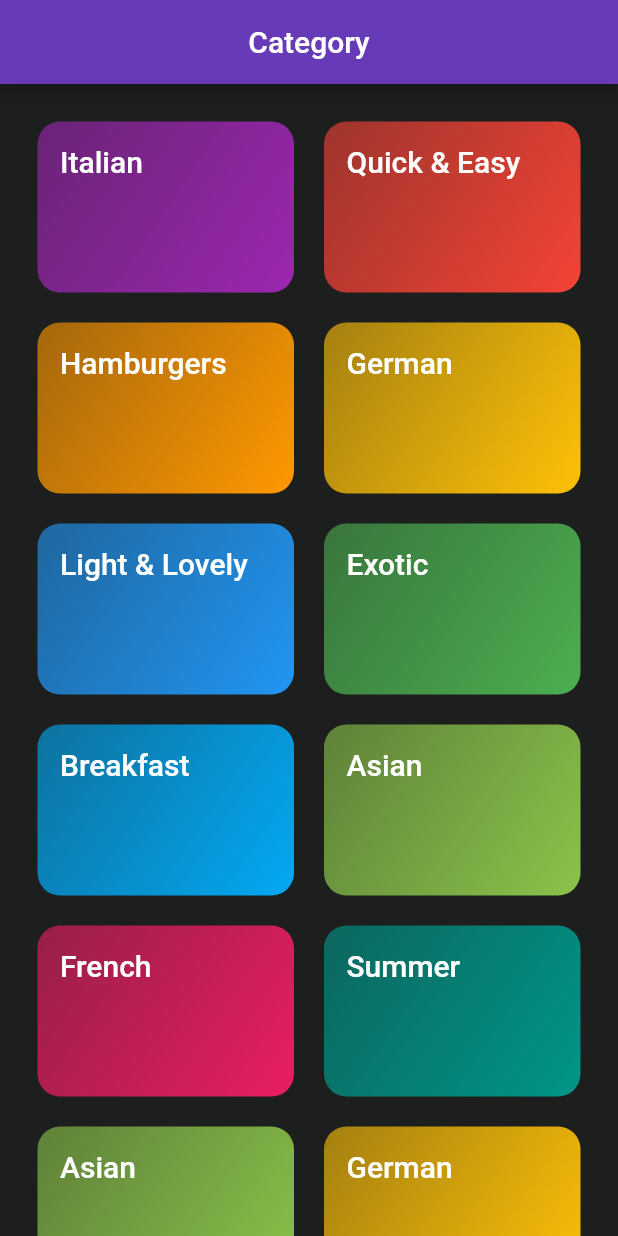
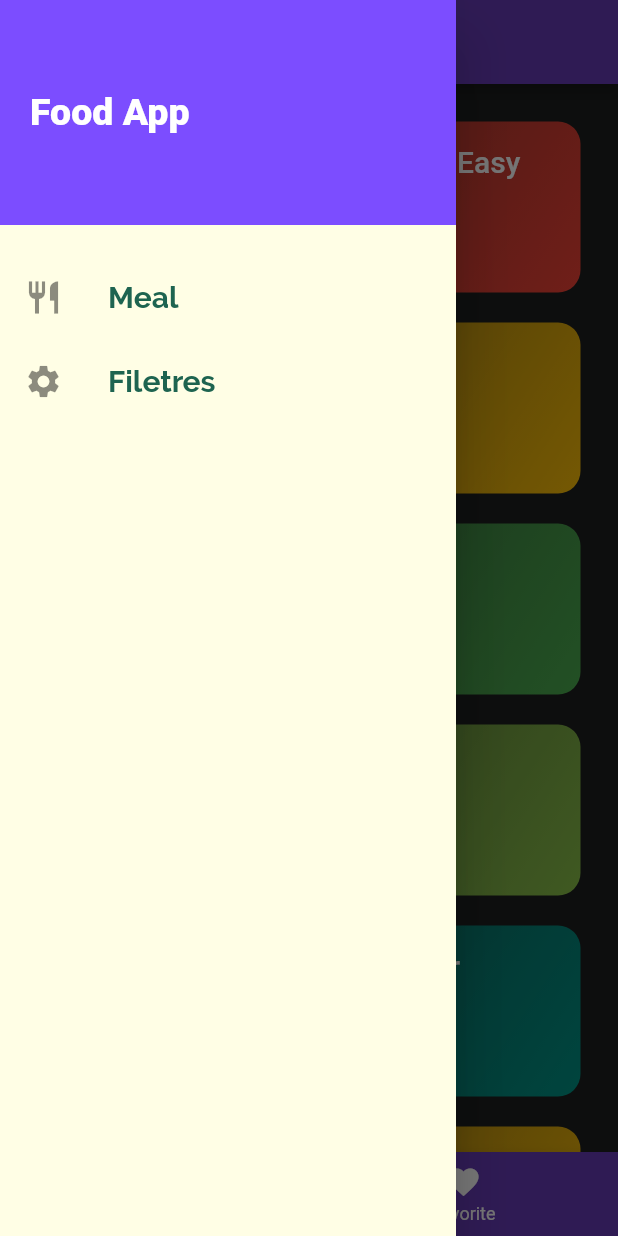
Before and after one commit to eslammongy/FoodApp, a Flutter app: the screen it shows after launch, with the side drawer open (before the commit the screen has no drawer), on a phone screen of 412 x 824 dp. Run offline on Flutter 3.47's test engine with Material 2 defaults, Android fonts, the phone set to English and light mode, and no system bars.

Commit message:
second part..bottom bar main drawer

```diff
--- a/food_app/lib/main.dart
+++ b/food_app/lib/main.dart
@@ -1,5 +1,7 @@
 import 'package:flutter/material.dart';
+import 'package:food_app/screen/bottom_navigation.dart';
 import 'package:food_app/screen/category_screen.dart';
+import 'package:food_app/screen/filteres_screen.dart';
 import 'package:food_app/screen/meal_details_screen.dart';
 import 'package:food_app/screen/meal_screen.dart';
 
@@ -31,9 +33,10 @@ class MyApp extends StatelessWidget {
       ),
       //home: CategoryScreen(),
       routes: {
-        "/": (context) => CategoryScreen(),
+        "/": (context) => BottomTapScreen(),
         MealScreen.MealScreenID: (context) => MealScreen(),
-        MealDetailsScreen.MealDetailsScreenID: (context) => MealDetailsScreen()
+        MealDetailsScreen.MealDetailsScreenID: (context) => MealDetailsScreen(),
+        FilterScreen.FilterScreenID: (context) => FilterScreen()
       },
     );
   }
--- /dev/null
+++ b/food_app/lib/screen/bottom_navigation.dart
@@ -0,0 +1,50 @@
+import 'package:flutter/material.dart';
+import 'package:food_app/screen/category_screen.dart';
+import 'package:food_app/screen/favorite_screen.dart';
+import 'package:food_app/widget/main_drawer.dart';
+
+class BottomTapScreen extends StatefulWidget {
+  @override
+  _BottomTapScreenState createState() => _BottomTapScreenState();
+}
+
+class _BottomTapScreenState extends State<BottomTapScreen> {
+  int selectedPageIndex = 0;
+  @override
+  Widget build(BuildContext context) {
+    return Scaffold(
+      appBar: AppBar(
+        title: Text(pages[selectedPageIndex]["title"]),
+      ),
+      body: pages[selectedPageIndex]["page"],
+      bottomNavigationBar: BottomNavigationBar(
+        onTap: selectedPage,
+        backgroundColor: Theme.of(context).primaryColor,
+        selectedItemColor: Theme.of(context).accentColor,
+        unselectedItemColor: Colors.white,
+        currentIndex: selectedPageIndex,
+        items: [
+          BottomNavigationBarItem(
+              icon: Icon(
+                Icons.category,
+              ),
+              title: Text("Category")),
+          BottomNavigationBarItem(
+              icon: Icon(Icons.favorite), title: Text("Favorite"))
+        ],
+      ),
+      drawer: MainDrawer(),
+    );
+  }
+
+  void selectedPage(int value) {
+    setState(() {
+      selectedPageIndex = value;
+    });
+  }
+
+  final List<Map<String, Object>> pages = [
+    {"page": CategoryScreen(), "title": "Category Screen"},
+    {"page": FavoriteScreen(), "title": "Favorite Screen"}
+  ];
+}
--- a/food_app/lib/screen/category_screen.dart
+++ b/food_app/lib/screen/category_screen.dart
@@ -8,10 +8,6 @@ class CategoryScreen extends StatelessWidget {
   Widget build(BuildContext context) {
     return Scaffold(
       backgroundColor: Color(0xff1D1F1F),
-      appBar: AppBar(
-        title: Text("Category"),
-        centerTitle: true,
-      ),
       body: GridView(
         padding: EdgeInsets.all(25.0),
         children: DUMMY_CATEGORIES
--- /dev/null
+++ b/food_app/lib/widget/main_drawer.dart
@@ -0,0 +1,52 @@
+import 'package:flutter/material.dart';
+import 'package:food_app/screen/filteres_screen.dart';
+
+class MainDrawer extends StatelessWidget {
+  @override
+  Widget build(BuildContext context) {
+    return Drawer(
+      child: Column(
+        children: [
+          Container(
+            color: Colors.deepPurpleAccent,
+            height: 150,
+            width: double.infinity,
+            alignment: Alignment.centerLeft,
+            padding: EdgeInsets.all(20),
+            child: Text(
+              "Food App",
+              style: TextStyle(
+                  fontSize: 25,
+                  fontWeight: FontWeight.w900,
+                  color: Colors.white),
+            ),
+          ),
+          SizedBox(
+            height: 20,
+          ),
+          buildListTile("Meal", Icons.restaurant, () {
+            Navigator.of(context).pushNamed('/');
+          }),
+          buildListTile("Filetres", Icons.settings, () {
+            Navigator.of(context).pushNamed(FilterScreen.FilterScreenID);
+          })
+        ],
+      ),
+    );
+  }
+
+  Widget buildListTile(String title, IconData iconData, Function tapFunction) {
+    return ListTile(
+      leading: (Icon(
+        iconData,
+        size: 26,
+      )),
+      title: Text(
+        title,
+        style: TextStyle(
+            fontSize: 20, fontFamily: "Raleway", fontWeight: FontWeight.w700),
+      ),
+      onTap: tapFunction,
+    );
+  }
+}
```
Also changed, not shown: food_app/lib/screen/favorite_screen.dart (added, +15 -0 lines), food_app/lib/screen/filteres_screen.dart (added, +15 -0 lines), food_app/lib/screen/meal_details_screen.dart (+76 -9 lines).
